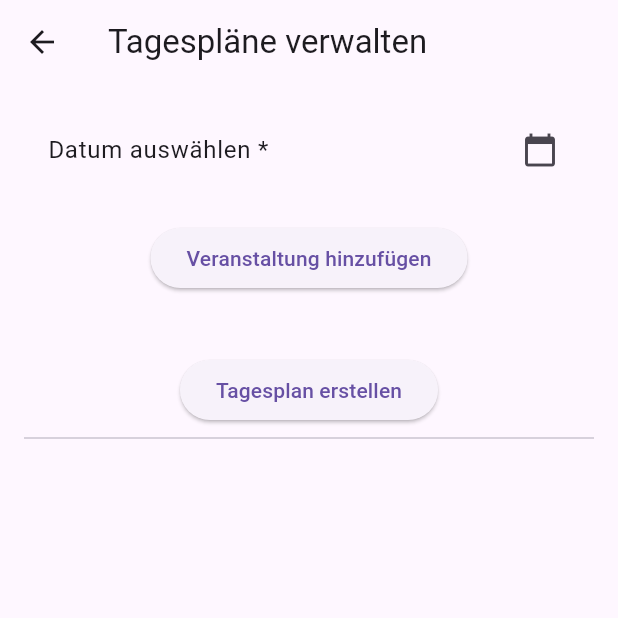
After one commit to dennis605/bt_flutter1, a Flutter app: the TagesplanPage screen opened directly, on a phone screen of 412 x 824 dp, the top half of it. The commit adds this screen. Run offline on Flutter 3.47's test engine with Material 3 defaults, Android fonts, the phone set to English and light mode, and no system bars.

```diff
--- /dev/null
+++ b/lib/tagesplan_model.dart
@@ -0,0 +1,27 @@
+import 'veranstaltung_model.dart';
+
+class Tagesplan {
+  DateTime datum;
+  List<Veranstaltung> veranstaltungen;
+
+  Tagesplan({
+    required this.datum,
+    required this.veranstaltungen,
+  });
+
+  // Methode zum Erstellen eines Tagesplans aus JSON
+  factory Tagesplan.fromJson(Map<String, dynamic> json) {
+    return Tagesplan(
+      datum: DateTime.parse(json['datum']),
+      veranstaltungen: List<Veranstaltung>.from(json['veranstaltungen'].map((v) => Veranstaltung.fromJson(v))),
+    );
+  }
+
+  // Methode zum Konvertieren eines Tagesplans in JSON
+  Map<String, dynamic> toJson() {
+    return {
+      'datum': datum.toIso8601String(),
+      'veranstaltungen': veranstaltungen.map((v) => v.toJson()).toList(),
+    };
+  }
+}
--- /dev/null
+++ b/lib/tagesplan_page.dart
@@ -0,0 +1,161 @@
+import 'package:flutter/material.dart';
+import 'tagesplan_model.dart';
+import 'veranstaltung_model.dart';
+import 'veranstaltung_page.dart'; // Um Veranstaltungen auszuwählen
+
+class TagesplanPage extends StatefulWidget {
+  const TagesplanPage({super.key});
+
+  @override
+  _TagesplanPageState createState() => _TagesplanPageState();
+}
+
+class _TagesplanPageState extends State<TagesplanPage> {
+  // Liste der Tagespläne
+  List<Tagesplan> tagesplaeneListe = [];
+
+  // Datum und Veranstaltungen für den aktuellen Tagesplan
+  DateTime? ausgewaehltesDatum;
+  List<Veranstaltung> ausgewaehlteVeranstaltungen = [];
+
+  // Datumsauswahl für den Tagesplan
+  Future<void> _pickDate(BuildContext context) async {
+    final selectedDate = await showDatePicker(
+      context: context,
+      initialDate: DateTime.now(),
+      firstDate: DateTime(2000),
+      lastDate: DateTime(2100),
+    );
+    if (selectedDate != null) {
+      setState(() {
+        ausgewaehltesDatum = selectedDate;
+      });
+    }
+  }
+
+  // Tagesplan hinzufügen
+  void _addTagesplan() {
+    if (ausgewaehltesDatum == null || ausgewaehlteVeranstaltungen.isEmpty) {
+      ScaffoldMessenger.of(context).showSnackBar(
+        const SnackBar(
+          content: Text('Bitte Datum und mindestens eine Veranstaltung auswählen.'),
+        ),
+      );
+      return;
+    }
+
+    setState(() {
+      tagesplaeneListe.add(Tagesplan(
+        datum: ausgewaehltesDatum!,
+        veranstaltungen: List.from(ausgewaehlteVeranstaltungen),
+      ));
+    });
+
+    // Formular zurücksetzen
+    ausgewaehltesDatum = null;
+    ausgewaehlteVeranstaltungen = [];
+  }
+
+  // Veranstaltung hinzufügen (von einer anderen Seite auswählen)
+  Future<void> _addVeranstaltung(BuildContext context) async {
+    // Navigation zur Veranstaltungsauswahl (z.B. VeranstaltungPage)
+    final result = await Navigator.push(
+      context,
+      MaterialPageRoute(builder: (context) => const VeranstaltungPage()), // Veranstaltungsauswahl
+    );
+
+    if (result is Veranstaltung) {
+      setState(() {
+        ausgewaehlteVeranstaltungen.add(result);
+      });
+    }
+  }
+
+  // Tagesplan löschen
+  void _deleteTagesplan(int index) {
+    setState(() {
+      tagesplaeneListe.removeAt(index);
+    });
+  }
+
+  @override
+  Widget build(BuildContext context) {
+    return Scaffold(
+      appBar: AppBar(
+        title: const Text('Tagespläne verwalten'),
+      ),
+      body: SingleChildScrollView(
+        child: Padding(
+          padding: const EdgeInsets.all(16.0),
+          child: Column(
+            children: <Widget>[
+              // Datumsauswahl für den Tagesplan
+              ListTile(
+                title: Text(
+                  ausgewaehltesDatum == null
+                      ? 'Datum auswählen *'
+                      : 'Datum: ${ausgewaehltesDatum!.toLocal()}',
+                ),
+                trailing: const Icon(Icons.calendar_today),
+                onTap: () => _pickDate(context),
+              ),
+              const SizedBox(height: 20),
+
+              // Veranstaltungen zum Tagesplan hinzufügen
+              ElevatedButton(
+                onPressed: () => _addVeranstaltung(context),
+                child: const Text('Veranstaltung hinzufügen'),
+              ),
+              const SizedBox(height: 20),
+
+              // Liste der ausgewählten Veranstaltungen anzeigen
+              if (ausgewaehlteVeranstaltungen.isNotEmpty) ...[
+                const Text('Veranstaltungen im Tagesplan:'),
+                ListView.builder(
+                  shrinkWrap: true,
+                  itemCount: ausgewaehlteVeranstaltungen.length,
+                  itemBuilder: (context, index) {
+                    final veranstaltung = ausgewaehlteVeranstaltungen[index];
+                    return ListTile(
+                      title: Text(veranstaltung.name),
+                      subtitle: Text('Ort: ${veranstaltung.ort}\nBetreuer: ${veranstaltung.betreuer.vorname} ${veranstaltung.betreuer.nachname}'),
+                    );
+                  },
+                ),
+              ],
+              const SizedBox(height: 20),
+
+              ElevatedButton(
+                onPressed: _addTagesplan,
+                child: const Text('Tagesplan erstellen'),
+              ),
+              const Divider(),
+
+              // Liste der Tagespläne anzeigen
+              ListView.builder(
+                shrinkWrap: true,
+                itemCount: tagesplaeneListe.length,
+                itemBuilder: (context, index) {
+                  final tagesplan = tagesplaeneListe[index];
+                  return ListTile(
+                    title: Text('Tagesplan: ${tagesplan.datum.toLocal()}'),
+                    subtitle: Column(
+                      crossAxisAlignment: CrossAxisAlignment.start,
+                      children: tagesplan.veranstaltungen.map((veranstaltung) {
+                        return Text('• ${veranstaltung.name}');
+                      }).toList(),
+                    ),
+                    trailing: IconButton(
+                      icon: const Icon(Icons.delete, color: Colors.red),
+                      onPressed: () => _deleteTagesplan(index),
+                    ),
+                  );
+                },
+              ),
+            ],
+          ),
+        ),
+      ),
+    );
+  }
+}
--- a/lib/veranstaltung_page.dart
+++ b/lib/veranstaltung_page.dart
@@ -4,7 +4,7 @@ import 'bewohner_model.dart';
 import 'betreuer_model.dart';
 
 class VeranstaltungPage extends StatefulWidget {
-  const VeranstaltungPage({Key? key}) : super(key: key);
+  const VeranstaltungPage({super.key});
   @override
   _VeranstaltungPageState createState() => _VeranstaltungPageState();
 }
```
Also changed, not shown: lib/bewohner_page.dart (+17 -19 lines), lib/main.dart (+14 -2 lines).
